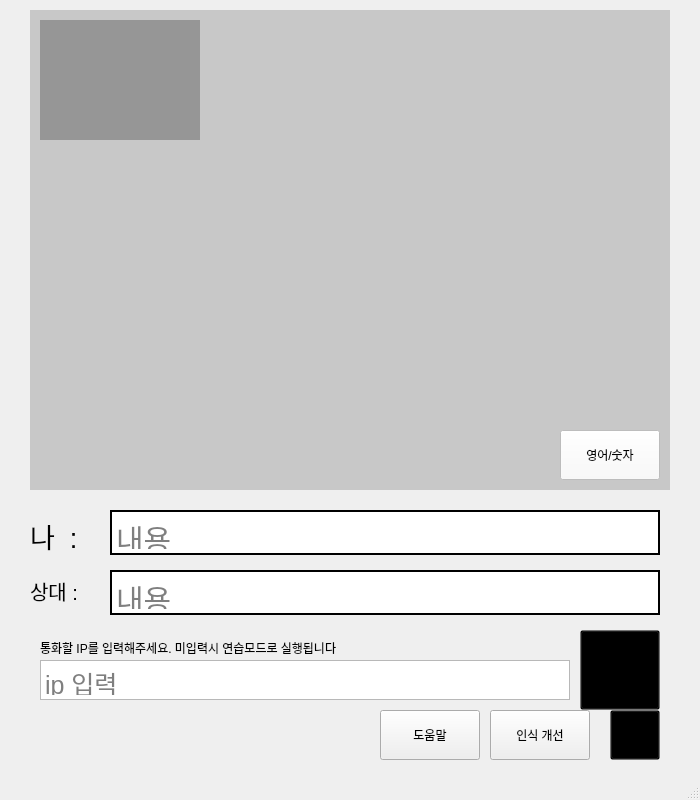
This is connect_ui/main.ui in qpdh/Sign-Language-Translation as Qt 5 draws it before an edit. The edited form follows.
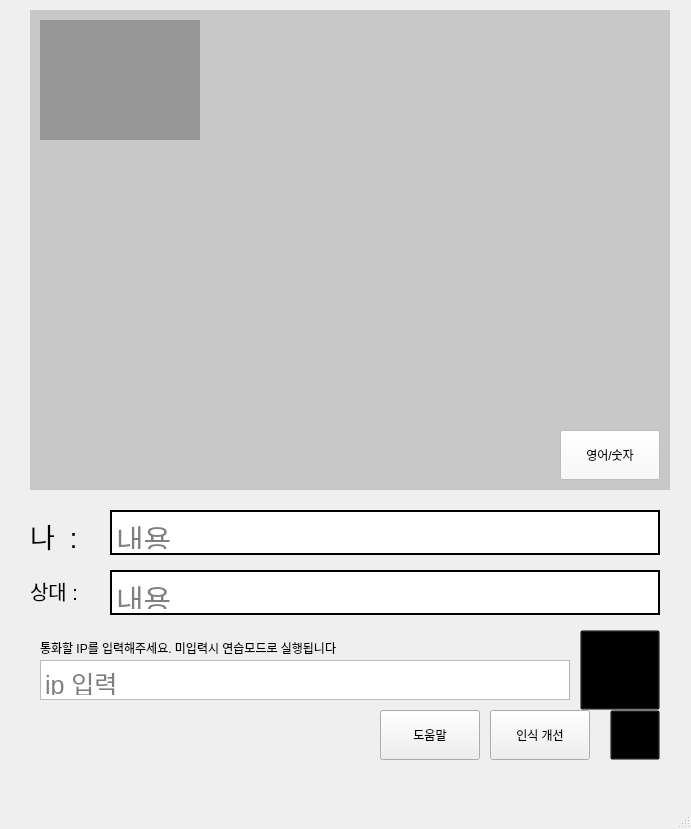
This is the edited form. Icons and pictures are not drawn.

What changed in the file:
```diff
--- a/connect_ui/main.ui
+++ b/connect_ui/main.ui
@@ -9,8 +9,8 @@
    <rect>
     <x>0</x>
     <y>0</y>
-    <width>700</width>
-    <height>800</height>
+    <width>691</width>
+    <height>829</height>
    </rect>
   </property>
   <property name="windowTitle">
```
Left out of the diff: 113 changed lines with no effect on the pictures.
